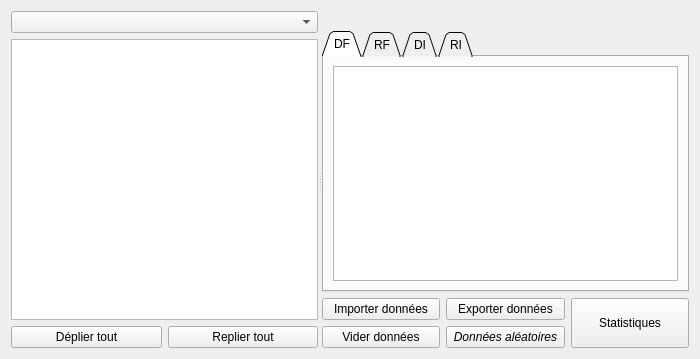
First picture: the form in formeditaudit.ui, repository GiPiLab/ProtonClassicSuite, before the edit.
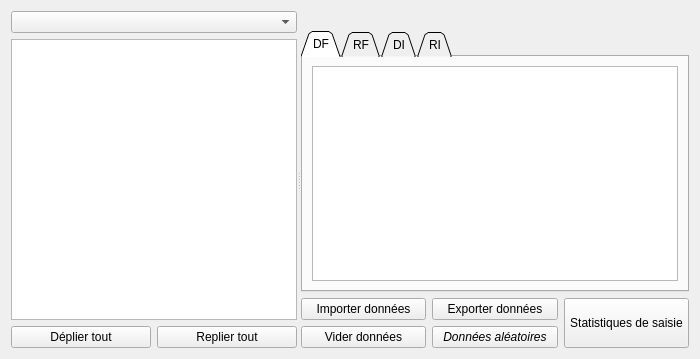
Second picture: the form after the edit. Icons and pictures are not drawn.

Patch:
```diff
--- a/formeditaudit.ui
+++ b/formeditaudit.ui
@@ -223,7 +223,7 @@
           </sizepolicy>
          </property>
          <property name="text">
-          <string>Statistiques</string>
+          <string>Statistiques de saisie</string>
          </property>
         </widget>
        </item>
```
Left out of the diff: 4 changed lines with no effect on the pictures.
